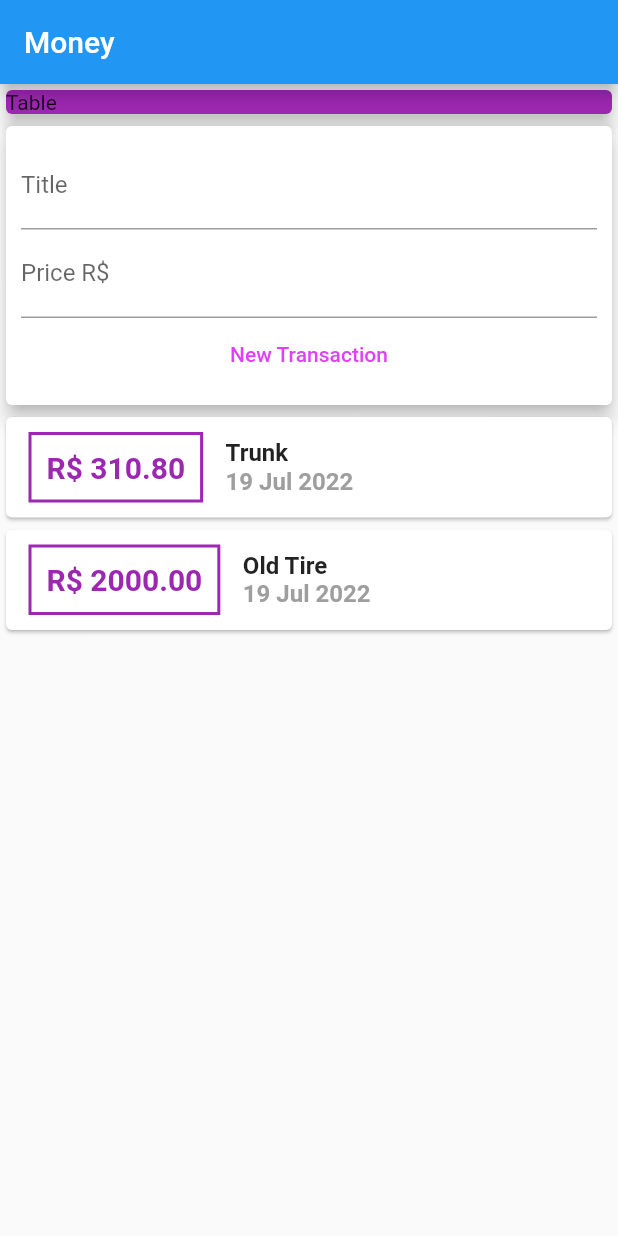
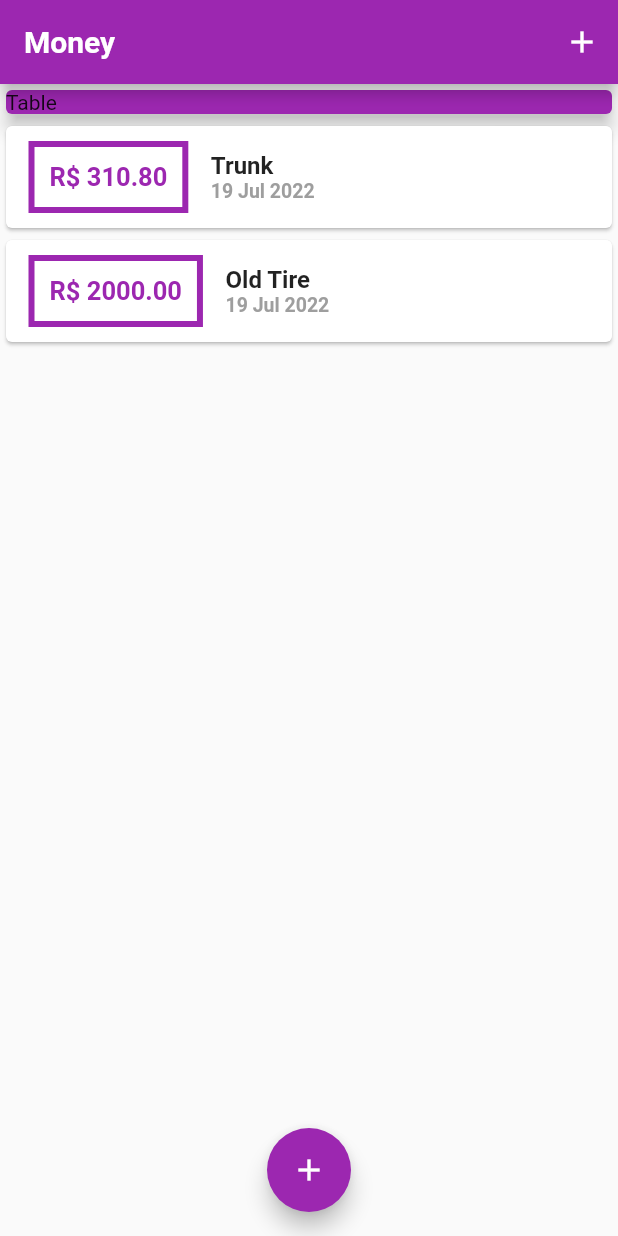
Before and after one commit to LeandroTheDev/Expenses_Mobile_App, a Flutter app: the screen it shows after launch, on a phone screen of 412 x 824 dp. Run offline on Flutter 3.47's test engine with Material 2 defaults, Android fonts, the phone set to English and light mode, and no system bars; missing offline and left inert: projeto; Roboto replaces fonts that are missing (koulen, rubik); project files that could hold a hidden picture were left out.

Commit message:
Add files via upload

```diff
--- a/lib/components/transactions_list.dart
+++ b/lib/components/transactions_list.dart
@@ -13,10 +13,11 @@ class TransactionList extends StatelessWidget {
     return //Criação do Historico de compras
         //Bloco 2
     Container(
-      height: 380,
-      child: SingleChildScrollView(
-        child: Column(
-          children: transactions.map((tr) {
+      height: 300,
+      child: ListView.builder(
+        itemCount: transactions.length,
+        itemBuilder: (ctx, index) {
+          final tr = transactions[index];
             return Card(
               child: Row(
                 children: [
@@ -30,14 +31,15 @@ class TransactionList extends StatelessWidget {
                     decoration: BoxDecoration(
                         border: Border.all(
                       color: Colors.purple,
-                      width: 2,
+                      width: 4,
                     )),
 
                     //Textos da direita
                     child: Text("R\$ ${tr.value.toStringAsFixed(2)}",
                         style: TextStyle(
+                          fontFamily: 'rubik',
                           fontWeight: FontWeight.bold,
-                          fontSize: 20,
+                          fontSize: 17,
                           color: Colors.purple,
                         )),
                     padding: EdgeInsets.all(10),
@@ -48,6 +50,7 @@ class TransactionList extends StatelessWidget {
                       Text(
                         tr.title,
                         style: TextStyle(
+                          fontFamily: 'koulen',
                           fontSize: 16,
                           fontWeight: FontWeight.bold,
                         ),
@@ -55,19 +58,19 @@ class TransactionList extends StatelessWidget {
                       Text(
                         DateFormat('d MMM y').format(tr.date),
                         style: TextStyle(
+                          fontFamily: 'koulen',
                           color: Colors.grey,
-                          fontSize: 16,
+                          fontSize: 13,
                           fontWeight: FontWeight.bold,
                         ),
                       ),
                     ],
-                  )
+                  ),
                 ],
               ),
             );
-          }).toList(),
+         },
         ),
-      ),
-    );
+      );
   }
 }
--- a/lib/main.dart
+++ b/lib/main.dart
@@ -1,34 +1,109 @@
 import 'package:flutter/material.dart';
-import 'components/transactions_user.dart';
+import 'package:projeto/components/transactions_form.dart';
+import 'dart:math';
+import 'components/transactions_form.dart';
+import 'components/transactions_list.dart';
+import '../models/transactions.dart';
 
 //Inicialização do Aplicativo
 void main() {
   runApp(Expense());
 }
 
-
-
 //Chamada da Página Inicial para a função Aplicativo
 class Expense extends StatelessWidget {
   @override
-  Widget build(BuildContext context){
+  Widget build(BuildContext context) {
+    final ThemeData tema = ThemeData();
     return MaterialApp(
-      home: HomePage()
+
+      home: HomePage(),
+      theme: tema.copyWith(
+        colorScheme: tema.colorScheme.copyWith(
+          primary: Colors.purple,
+          secondary: Colors.purple,
+        ),
+        textTheme: tema.textTheme.copyWith(
+          headline6: TextStyle(
+            fontFamily: 'koulen',
+            fontSize: 18,
+            fontWeight: FontWeight.bold,
+            color: Colors.black,
+          ),
+        ),
+        appBarTheme: AppBarTheme(
+          titleTextStyle: TextStyle(
+            fontFamily: 'koulen',
+            fontSize: 20,
+            fontWeight: FontWeight.bold,
+          ),
+        ),
+      ),
     );
   }
 }
 
 //Criação da Página Inicial
-class HomePage extends StatelessWidget {
+class HomePage extends StatefulWidget {
+  @override
+  State<HomePage> createState() => _HomePageState();
+}
+
+class _HomePageState extends State<HomePage> {
+  //Informações do Historico de compras
+  final _transactions = [
+    Transaction(
+      id: "t1",
+      title: "Trunk",
+      value: 310.80,
+      date: DateTime.now(),
+    ),
+    Transaction(
+      id: "t2",
+      title: "Old Tire",
+      value: 2000.00,
+      date: DateTime.now(),
+    ),
+  ];
+
+  //Codigo para adicionar uma transação nova
+  _addTransaction(String title, double value) {
+    final newTransaction = Transaction(
+      id: Random().nextDouble().toString(),
+      title: title,
+      value: value,
+      date: DateTime.now(),
+    );
+
+    setState(() {
+      _transactions.add(newTransaction);
+    });
+
+    Navigator.of(context).pop();
+  }
+
+  //Metodo para chamar a pagina de adicionar transações
+  _openTransactionFormModal(BuildContext context) {
+    showModalBottomSheet(
+        context: context,
+        builder: (_) {
+          return TransactionForm(_addTransaction);
+        });
+  }
 
   @override
-  Widget build(BuildContext context){
+  Widget build(BuildContext context) {
     //Criação da barra de cima
     return Scaffold(
       appBar: AppBar(
         title: Text("Money"),
+        actions: <Widget>[
+          IconButton(
+            icon: Icon(Icons.add),
+            onPressed: () => _openTransactionFormModal(context),
+          )
+        ],
       ),
-
 
       //Criação da coluna
       body: SingleChildScrollView(
@@ -44,11 +119,17 @@ class HomePage extends StatelessWidget {
                 elevation: 5,
               ),
             ),
-            //Chamada do sistema
-            TransactionUser(),
+            TransactionList(_transactions),
           ],
         ),
       ),
+
+      //Botão para chamar adicionar transações
+      floatingActionButton: FloatingActionButton(
+        child: Icon(Icons.add),
+        onPressed: () => _openTransactionFormModal(context),
+      ),
+      floatingActionButtonLocation: FloatingActionButtonLocation.centerFloat,
     );
   }
 }
```
Also changed, not shown: lib/components/transactions_form.dart (+33 -10 lines), assets/fonts/Koulen-Regular.ttf (added), assets/fonts/RubikMoonrocks-Regular.ttf (added).
